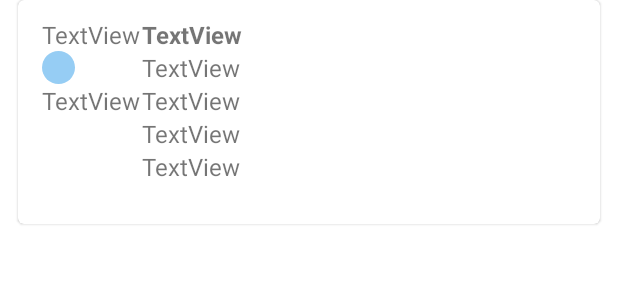
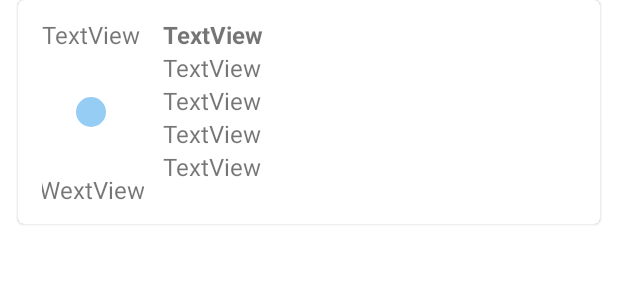
Before and after one commit to CatsProgrammers/MobileTimetable, an Android app: the layout lesson_view_item.xml on its own in the app's theme, with its tools: preview values and no code run, on a phone screen of 412 x 824 dp. Shown: the top 300 px of the screen. Run offline under Robolectric (Android 15) with nearby library versions, the phone set to English and light mode, and no system bars.

Commit message:
Дизуйн

```diff
--- a/app/src/main/res/drawable/circle_lecture.xml
+++ b/app/src/main/res/drawable/circle_lecture.xml
@@ -3,6 +3,6 @@
     <solid android:color="#8BC34A" />
 
     <size
-        android:width="15dp"
-        android:height="15dp" />
+        android:width="20dp"
+        android:height="20dp" />
 </shape>
--- a/app/src/main/res/drawable/circle_other.xml
+++ b/app/src/main/res/drawable/circle_other.xml
@@ -3,6 +3,6 @@
     <solid android:color="#96CDF4" />
 
     <size
-        android:width="15dp"
-        android:height="15dp" />
+        android:width="20dp"
+        android:height="20dp" />
 </shape>
--- a/app/src/main/res/drawable/circle_seminar.xml
+++ b/app/src/main/res/drawable/circle_seminar.xml
@@ -3,6 +3,6 @@
     <solid android:color="#FFC107" />
 
     <size
-        android:width="15dp"
-        android:height="15dp" />
+        android:width="20dp"
+        android:height="20dp" />
 </shape>
--- a/app/src/main/res/layout/lesson_view_item.xml
+++ b/app/src/main/res/layout/lesson_view_item.xml
@@ -16,6 +16,7 @@
 
 <com.google.android.material.card.MaterialCardView xmlns:android="http://schemas.android.com/apk/res/android"
     xmlns:app="http://schemas.android.com/apk/res-auto"
+    xmlns:tools="http://schemas.android.com/tools"
     android:id="@+id/list_view_item_container"
     android:layout_width="match_parent"
     android:layout_height="wrap_content"
@@ -36,13 +37,47 @@
         android:paddingBottom="12dp">
 
 
+        <TextView
+            android:id="@+id/timeBeginTextView"
+            android:layout_width="wrap_content"
+            android:layout_height="22dp"
+            android:layout_marginEnd="16dp"
+            android:text="TextView"
+            android:textSize="16sp"
+            app:layout_constraintEnd_toStartOf="@+id/linearLayout"
+            app:layout_constraintStart_toStartOf="parent"
+            app:layout_constraintTop_toTopOf="parent" />
+
+        <ImageView
+            android:id="@+id/lessonTypeImageView"
+            android:layout_width="wrap_content"
+            android:layout_height="wrap_content"
+            android:layout_marginEnd="16dp"
+            android:scaleType="fitStart"
+            app:layout_constraintBottom_toTopOf="@+id/timeEndTextView"
+            app:layout_constraintEnd_toStartOf="@+id/linearLayout"
+            app:layout_constraintStart_toStartOf="parent"
+            app:layout_constraintTop_toBottomOf="@+id/timeBeginTextView"
+            app:srcCompat="@drawable/circle_other" />
+
+        <TextView
+            android:id="@+id/timeEndTextView"
+            android:layout_width="wrap_content"
+            android:layout_height="22dp"
+            android:layout_marginEnd="16dp"
+            android:text="WextView"
+            android:textSize="16sp"
+            app:layout_constraintBottom_toBottomOf="parent"
+            app:layout_constraintEnd_toStartOf="@+id/linearLayout"
+            app:layout_constraintStart_toStartOf="parent" />
+
         <LinearLayout
-            android:layout_width="288dp"
+            android:id="@+id/linearLayout"
+            android:layout_width="275dp"
             android:layout_height="125dp"
             android:orientation="vertical"
             app:layout_constraintBottom_toBottomOf="parent"
             app:layout_constraintEnd_toEndOf="parent"
-            app:layout_constraintStart_toEndOf="@+id/linearLayout3"
             app:layout_constraintTop_toTopOf="parent">
 
             <TextView
@@ -83,38 +118,6 @@
 
         </LinearLayout>
 
-        <LinearLayout
-            android:id="@+id/linearLayout3"
-            android:layout_width="65dp"
-            android:layout_height="125dp"
-            android:orientation="vertical"
-            app:layout_constraintBottom_toBottomOf="parent"
-            app:layout_constraintStart_toStartOf="parent"
-            app:layout_constraintTop_toTopOf="parent">
-
-            <TextView
-                android:id="@+id/timeBeginTextView"
-                android:layout_width="match_parent"
-                android:layout_height="wrap_content"
-                android:text="TextView"
-                android:textSize="16sp" />
-
-            <ImageView
-                android:id="@+id/lessonTypeImageView"
-                android:layout_width="match_parent"
-                android:layout_height="22dp"
-                android:scaleType="fitStart"
-                app:srcCompat="@drawable/circle_other" />
-
-            <TextView
-                android:id="@+id/timeEndTextView"
-                android:layout_width="match_parent"
-                android:layout_height="wrap_content"
-                android:text="TextView"
-                android:textSize="16sp" />
-
-        </LinearLayout>
-
     </androidx.constraintlayout.widget.ConstraintLayout>
 
 </com.google.android.material.card.MaterialCardView>
```
